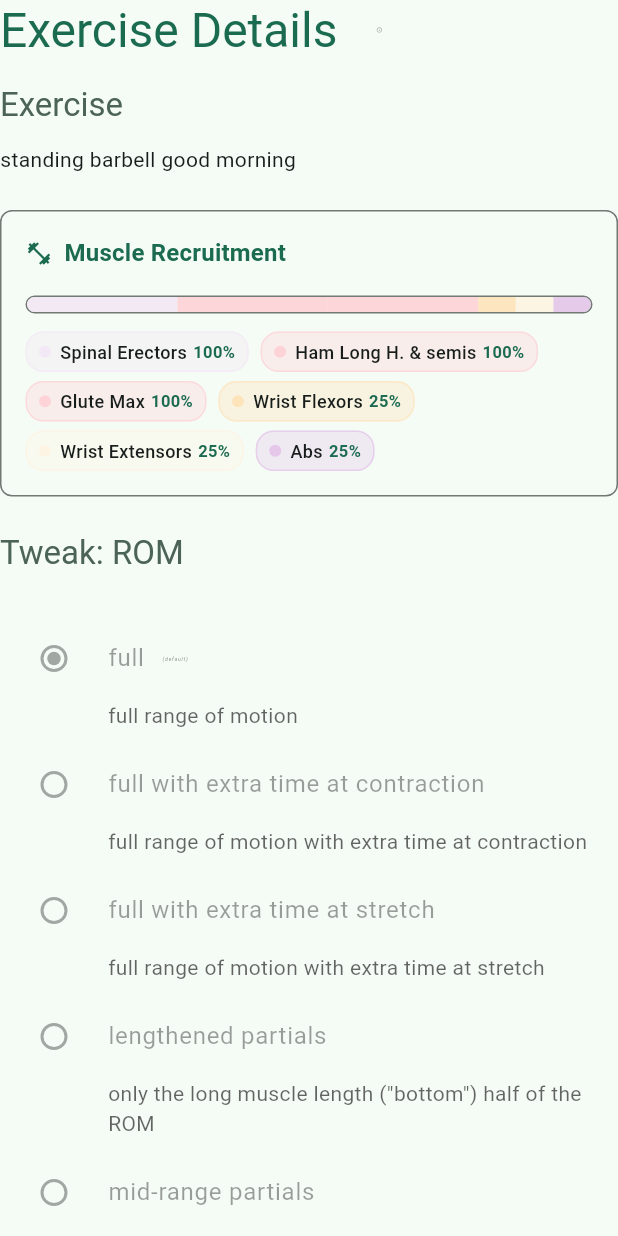
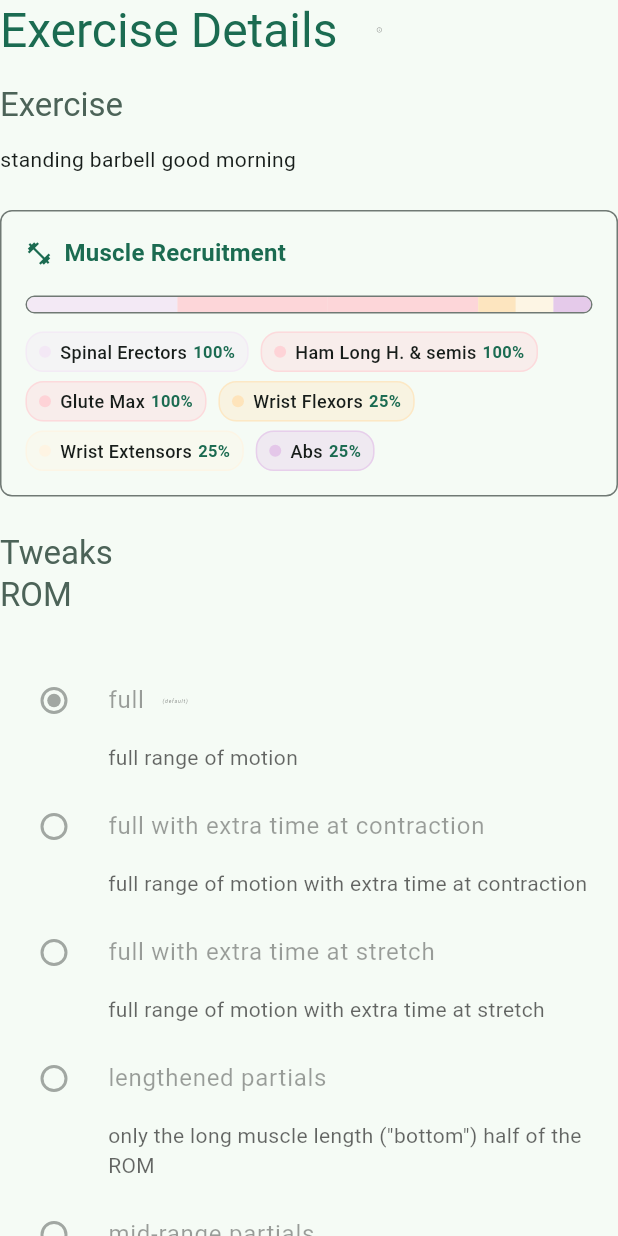
Before and after one commit to Dieterbe/body.build, a Flutter app: the ExerciseDetailsDialog widget shown alone on an empty page, opened directly with empty values, on a phone screen of 412 x 824 dp. Run offline on Flutter 3.47's test engine with Material 3 defaults, Android fonts, the phone set to English and light mode, and no system bars; drawn by our look-alikes of flutter_markdown; our stand-ins replace drift, drift_flutter, flutter_riverpod, flutter_svg, freezed_annotation, go_router and 2 more; missing offline and left inert: iconify_flutter, ml_linalg, posthog_flutter; accounts and stored records are empty; generated files the repository leaves out were written again; network calls fail; project files that could hold a hidden picture were left out.

Commit message:
small (layout) tweaks

```diff
--- a/lib/ui/programmer/widget/exercise_details_dialog.dart
+++ b/lib/ui/programmer/widget/exercise_details_dialog.dart
@@ -236,19 +236,23 @@ In the future, you'll be able to add your own custom tweaks as well.
           ),
           const SizedBox(height: 24),
         ],
-        if (localSets.ex?.tweaks.isEmpty == false)
-          // ignore: prefer-null-aware-spread
-          ...localSets.ex!.tweaks.map(
+        Text(
+          'Tweaks',
+          style: Theme.of(
+            context,
+          ).textTheme.titleLarge?.copyWith(color: Theme.of(context).colorScheme.secondary),
+        ),
+        ...?localSets.ex?.tweaks.map(
           (tweak) => Padding(
             padding: const EdgeInsets.only(bottom: 24),
             child: Column(
               crossAxisAlignment: CrossAxisAlignment.start,
               children: [
                 Text(
-                    "Tweak: ${tweak.name.capitalizeFirstOnlyButKeepAcronym()}",
-                    style: Theme.of(context).textTheme.titleLarge?.copyWith(
-                      color: Theme.of(context).colorScheme.secondary,
-                    ),
+                  tweak.name.capitalizeFirstOnlyButKeepAcronym(),
+                  style: Theme.of(
+                    context,
+                  ).textTheme.titleLarge?.copyWith(color: Theme.of(context).colorScheme.secondary),
                 ),
                 const SizedBox(height: 12),
                 Container(
@@ -257,8 +261,9 @@ In the future, you'll be able to add your own custom tweaks as well.
                   child: Column(
                     crossAxisAlignment: CrossAxisAlignment.stretch,
                     children: [
-                        ...(tweak.opts.entries.toList()..sort((a, b) => a.key.compareTo(b.key)))
-                            .map((opt) {
+                      ...(tweak.opts.entries.toList()..sort((a, b) => a.key.compareTo(b.key))).map((
+                        opt,
+                      ) {
                         final optionDesc = opt.value.$2;
                         return Column(
                           crossAxisAlignment: CrossAxisAlignment.start,
@@ -287,8 +292,7 @@ In the future, you'll be able to add your own custom tweaks as well.
                                 ],
                               ),
                               value: opt.key,
-                                    groupValue:
-                                        localSets.tweakOptions[tweak.name] ?? tweak.defaultVal,
+                              groupValue: localSets.tweakOptions[tweak.name] ?? tweak.defaultVal,
                               onChanged: widget.onChangeTweaks != null
                                   ? (value) {
                                       if (value != null) {
```
Lines whose indentation alone changed are shown as unchanged.
